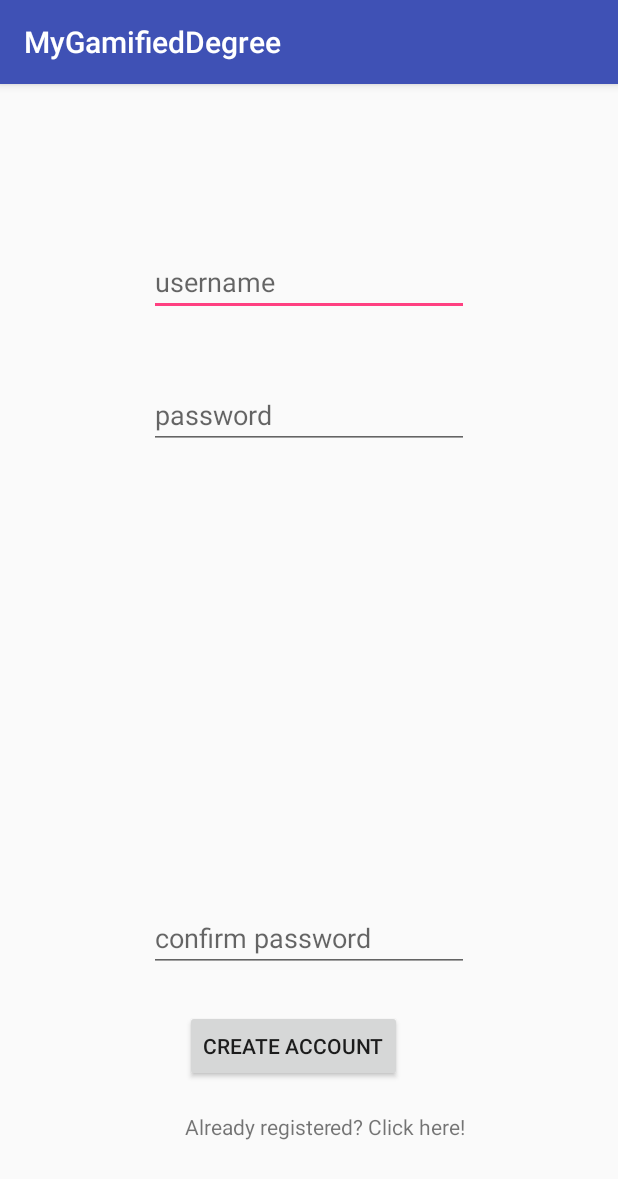
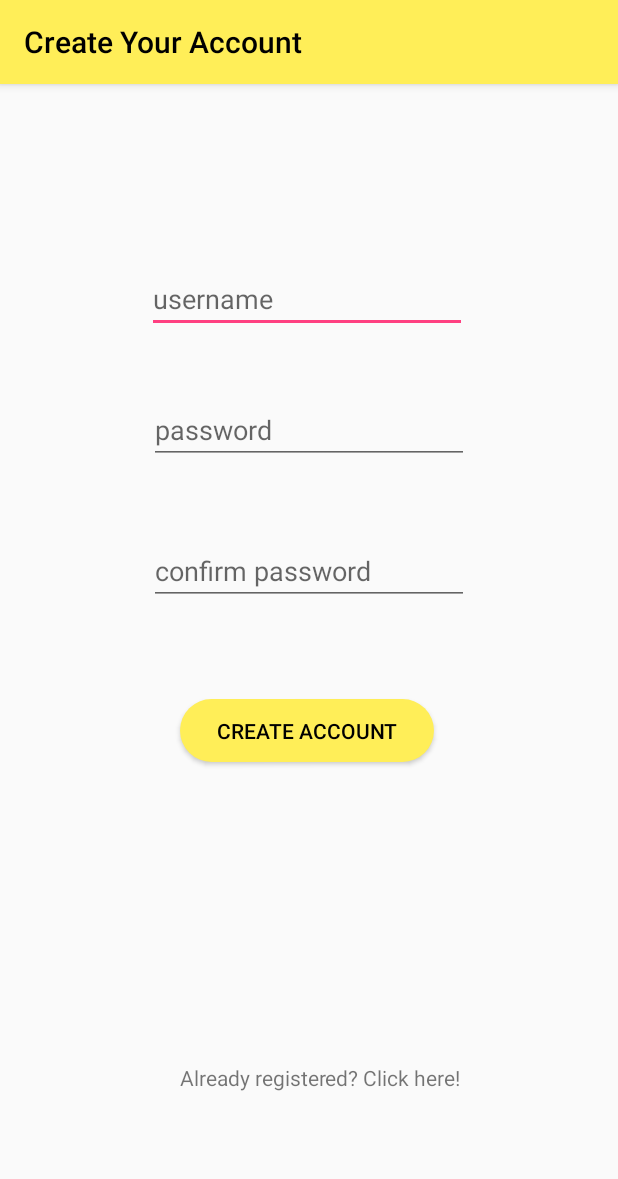
Before and after one commit to j-wsy/MyGamifiedDegree, an Android app: the RegisterActivity screen opened directly, with no data from a screen before it, on a phone screen of 412 x 824 dp. Shown: the top 1179 px of the screen. Run offline under Robolectric (Android 15) with nearby library versions, the phone set to English and light mode, and no system bars.

Commit message:
Fixed UI for Login and Register pages

```diff
--- a/app/src/main/java/com/example/juzza/mygamifieddegree/RegisterActivity.java
+++ b/app/src/main/java/com/example/juzza/mygamifieddegree/RegisterActivity.java
@@ -1,8 +1,12 @@
 package com.example.juzza.mygamifieddegree;
 
 import android.content.Intent;
+import android.graphics.Color;
+import android.graphics.drawable.ColorDrawable;
+import android.support.v7.app.ActionBar;
 import android.support.v7.app.AppCompatActivity;
 import android.os.Bundle;
+import android.text.Html;
 import android.view.View;
 import android.widget.Button;
 import android.widget.EditText;
@@ -18,12 +22,19 @@ public class RegisterActivity extends AppCompatActivity {
     TextView mTextViewRegister;
     DatabaseHelper db;
 
+    ActionBar actionBar;
 
 
     @Override
     protected void onCreate(Bundle savedInstanceState) {
         super.onCreate(savedInstanceState);
         setContentView(R.layout.activity_register);
+
+        setTitle("Create Your Account");
+
+        actionBar = getSupportActionBar();
+        actionBar.setBackgroundDrawable(new ColorDrawable(Color.parseColor("#FFEE58")));
+        actionBar.setTitle(Html.fromHtml("<font color='#000000'>Create Your Account </font>"));
 
         db=new DatabaseHelper(this);
         mTextUsername=findViewById(R.id.editText3);
--- /dev/null
+++ b/app/src/main/res/drawable/rounded_button.xml
@@ -0,0 +1,8 @@
+<?xml version="1.0" encoding="utf-8"?>
+<shape xmlns:android="http://schemas.android.com/apk/res/android"
+    android:shape="rectangle">
+
+    <solid android:color="@color/btColor"/>
+    <corners android:radius="150dp"/>
+
+</shape>
--- a/app/src/main/res/layout/activity_register.xml
+++ b/app/src/main/res/layout/activity_register.xml
@@ -11,51 +11,90 @@
         android:id="@+id/editText3"
         android:layout_width="wrap_content"
         android:layout_height="wrap_content"
-        android:layout_marginTop="109dp"
+        android:layout_marginStart="8dp"
+        android:layout_marginLeft="8dp"
+        android:layout_marginTop="8dp"
+        android:layout_marginEnd="8dp"
+        android:layout_marginRight="8dp"
+        android:layout_marginBottom="8dp"
         android:ems="10"
+        android:hint="username"
         android:inputType="textPersonName"
-        android:hint="username"
+        android:textColor="#000000"
+        app:layout_constraintBottom_toBottomOf="parent"
         app:layout_constraintEnd_toEndOf="parent"
+        app:layout_constraintHorizontal_bias="0.494"
         app:layout_constraintStart_toStartOf="parent"
-        app:layout_constraintTop_toTopOf="parent" />
+        app:layout_constraintTop_toTopOf="parent"
+        app:layout_constraintVertical_bias="0.159" />
 
     <EditText
         android:id="@+id/editText4"
         android:layout_width="wrap_content"
         android:layout_height="wrap_content"
-        android:layout_marginTop="43dp"
+        android:layout_marginStart="8dp"
+        android:layout_marginLeft="8dp"
+        android:layout_marginTop="8dp"
+        android:layout_marginEnd="8dp"
+        android:layout_marginRight="8dp"
+        android:layout_marginBottom="8dp"
         android:ems="10"
+        android:hint="password"
         android:inputType="textPassword"
-        android:hint="password"
-        app:layout_constraintStart_toStartOf="@+id/editText3"
-        app:layout_constraintTop_toBottomOf="@+id/editText3" />
+        android:textColor="#000000"
+        app:layout_constraintBottom_toBottomOf="parent"
+        app:layout_constraintEnd_toEndOf="parent"
+        app:layout_constraintStart_toStartOf="parent"
+        app:layout_constraintTop_toTopOf="parent"
+        app:layout_constraintVertical_bias="0.283" />
 
     <EditText
         android:id="@+id/editText5"
         android:layout_width="wrap_content"
         android:layout_height="wrap_content"
-        android:layout_marginBottom="25dp"
+        android:layout_marginStart="8dp"
+        android:layout_marginLeft="8dp"
+        android:layout_marginTop="8dp"
+        android:layout_marginEnd="8dp"
+        android:layout_marginRight="8dp"
+        android:layout_marginBottom="8dp"
         android:ems="10"
+        android:hint="confirm password"
         android:inputType="textPassword"
-        android:hint="confirm password"
-        app:layout_constraintBottom_toTopOf="@+id/button2"
-        app:layout_constraintStart_toStartOf="@+id/editText4" />
+        android:textColor="#000000"
+        app:layout_constraintBottom_toBottomOf="parent"
+        app:layout_constraintEnd_toEndOf="parent"
+        app:layout_constraintStart_toStartOf="parent"
+        app:layout_constraintTop_toTopOf="parent"
+        app:layout_constraintVertical_bias="0.416" />
 
     <Button
         android:id="@+id/button2"
-        android:layout_width="wrap_content"
-        android:layout_height="wrap_content"
-        android:layout_marginBottom="20dp"
+        android:layout_width="169dp"
+        android:layout_height="42dp"
+        android:layout_marginStart="8dp"
+        android:layout_marginLeft="8dp"
+        android:layout_marginTop="8dp"
+        android:layout_marginEnd="8dp"
+        android:layout_marginRight="8dp"
+        android:layout_marginBottom="8dp"
+        android:background="@drawable/rounded_button"
         android:text="Create account"
-        app:layout_constraintBottom_toTopOf="@+id/textView"
-        app:layout_constraintStart_toStartOf="@+id/textView" />
+        android:textColor="#000000"
+        app:layout_constraintBottom_toBottomOf="parent"
+        app:layout_constraintEnd_toEndOf="parent"
+        app:layout_constraintHorizontal_bias="0.495"
+        app:layout_constraintStart_toStartOf="parent"
+        app:layout_constraintTop_toTopOf="parent"
+        app:layout_constraintVertical_bias="0.566" />
 
     <TextView
         android:id="@+id/textView"
         android:layout_width="wrap_content"
         android:layout_height="wrap_content"
-        android:layout_marginLeft="123dp"
-        android:layout_marginBottom="63dp"
+        android:layout_marginStart="120dp"
+        android:layout_marginLeft="120dp"
+        android:layout_marginBottom="96dp"
         android:text="Already registered? Click here!"
         app:layout_constraintBottom_toBottomOf="parent"
         app:layout_constraintStart_toStartOf="parent" />
--- a/app/src/main/res/values/colors.xml
+++ b/app/src/main/res/values/colors.xml
@@ -3,4 +3,9 @@
     <color name="colorPrimary">#3F51B5</color>
     <color name="colorPrimaryDark">#303F9F</color>
     <color name="colorAccent">#FF4081</color>
+    <color name="backgroundColor">#FFFFFF</color>
+    <color name="textColor">#000000</color>
+    <color name="action_bar">#000000</color>
+    <color name="btColor">#FFEE58</color>
+
 </resources>
```
Also changed, not shown: app/src/main/java/com/example/juzza/mygamifieddegree/MainActivity.java (+14 -0 lines), app/src/main/res/layout/activity_main.xml (+52 -14 lines).
